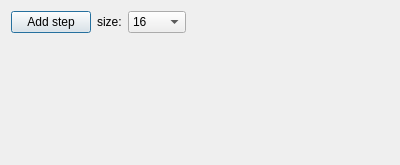
The window that GradientDlg.ui (shooshx/kawaiigl) describes before a commit, drawn with Qt 5.
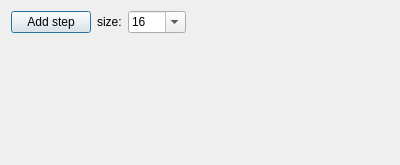
The same window after the commit.

The edit to the form file:
```diff
--- a/GradientDlg.ui
+++ b/GradientDlg.ui
@@ -32,6 +32,9 @@
      </item>
      <item>
       <widget class="QComboBox" name="sizeSel">
+       <property name="editable">
+        <bool>true</bool>
+       </property>
        <property name="currentText">
         <string>256</string>
        </property>
```
